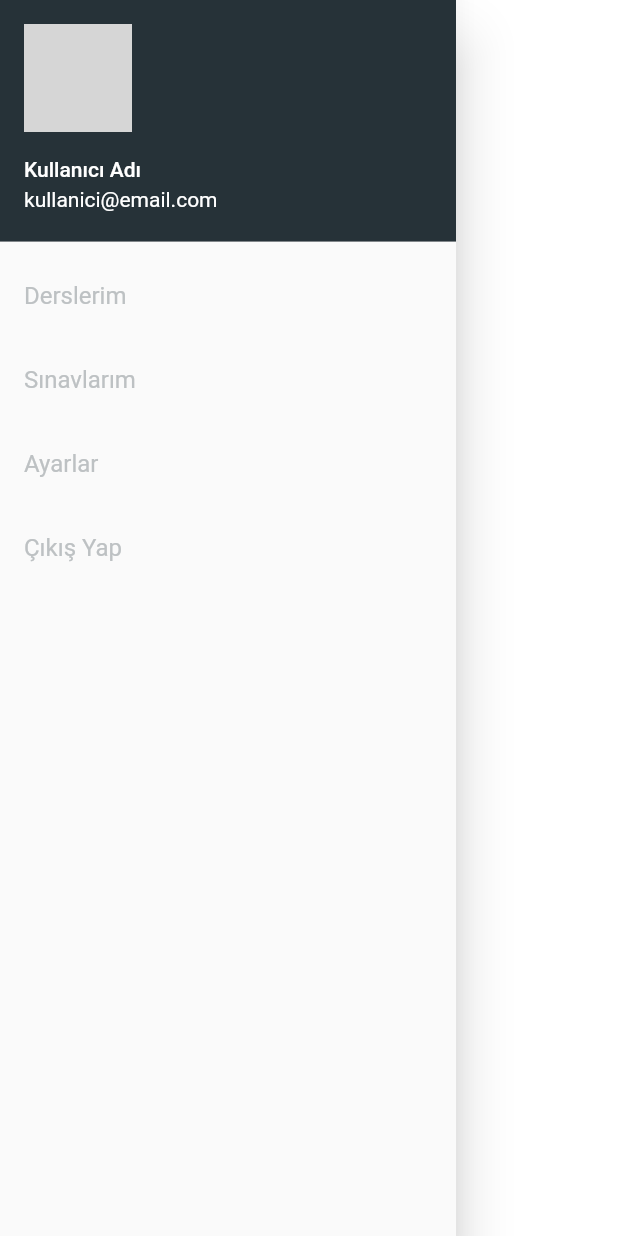
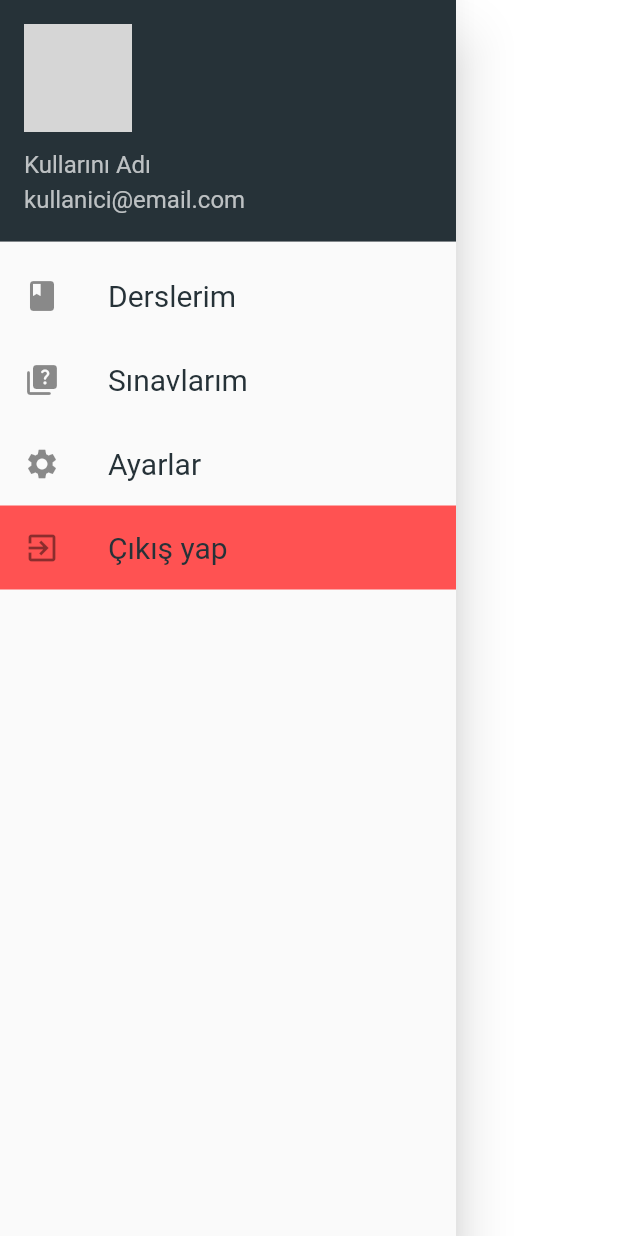
Before and after one commit to HalukHackali/dindefterim_mobil_app, a Flutter app: the DrawerWidget widget shown alone on an empty page, opened directly, on a phone screen of 412 x 824 dp. Run offline on Flutter 3.47's test engine with Material 2 defaults, Android fonts, the light colour scheme and no system bars; our stand-ins replace flutter_markdown, google_fonts; network calls fail; grey boxes are pictures that could not be loaded.

Commit message:
drawer_menu.dart düzenlendi.

```diff
--- a/lib/features/okul/view/layout/drawer_menu.dart
+++ b/lib/features/okul/view/layout/drawer_menu.dart
@@ -1,9 +1,18 @@
 import 'package:flutter/material.dart';
 
 class DrawerWidget extends StatelessWidget {
-  const DrawerWidget({
-    Key? key,
-  }) : super(key: key);
+  const DrawerWidget({Key? key}) : super(key: key);
+
+  final String userNAme = 'Kullarını Adı';
+  final String userEmail = 'kullanici@email.com';
+
+  final String derslerim = 'Derslerim';
+  final String sinavlarim = 'Sınavlarım';
+  final String settings = 'Ayarlar';
+  final String exit = 'Çıkış yap';
+
+  final String userAvatar =
+      'https://cdn.pixabay.com/photo/2015/03/04/22/35/head-659651_960_720.png';
 
   @override
   Widget build(BuildContext context) {
@@ -12,33 +21,62 @@ class DrawerWidget extends StatelessWidget {
         padding: const EdgeInsets.all(0.0),
         children: <Widget>[
           UserAccountsDrawerHeader(
-            accountName: const Text("Kullanıcı Adı"),
-            accountEmail: const Text("kullanici@email.com"),
+            accountName: Text(
+              userNAme,
+              style: Theme.of(context).textTheme.subtitle1,
+            ),
+            accountEmail: Text(
+              userEmail,
+              style: Theme.of(context).textTheme.subtitle1,
+            ),
             currentAccountPicture: Container(
               decoration: BoxDecoration(
-                image: const DecorationImage(
-                    image: NetworkImage(
-                        "https://cdn.pixabay.com/photo/2015/03/04/22/35/head-659651_960_720.png"),
-                    fit: BoxFit.cover),
+                image: DecorationImage(
+                    image: NetworkImage(userAvatar), fit: BoxFit.cover),
                 borderRadius: BorderRadius.circular(50.0),
               ),
             ),
             decoration: const BoxDecoration(color: Color(0xff263238)),
           ),
           ListTile(
-            title: const Text("Derslerim"),
+            leading: const Icon(Icons.book),
+            title: Text(
+              derslerim,
+              style: Theme.of(context).textTheme.headline6!.copyWith(
+                    color: Theme.of(context).colorScheme.onSecondary,
+                  ),
+            ),
             onTap: () {},
           ),
           ListTile(
-            title: const Text("Sınavlarım"),
+            leading: const Icon(Icons.quiz_rounded),
+            title: Text(
+              sinavlarim,
+              style: Theme.of(context).textTheme.headline6!.copyWith(
+                    color: Theme.of(context).colorScheme.onSecondary,
+                  ),
+            ),
             onTap: () {},
           ),
           ListTile(
-            title: const Text("Ayarlar"),
+            leading: const Icon(Icons.settings),
+            title: Text(
+              settings,
+              style: Theme.of(context).textTheme.headline6!.copyWith(
+                    color: Theme.of(context).colorScheme.onSecondary,
+                  ),
+            ),
             onTap: () {},
           ),
           ListTile(
-            title: const Text("Çıkış Yap"),
+            tileColor: Colors.redAccent,
+            leading: const Icon(Icons.exit_to_app),
+            title: Text(
+              exit,
+              style: Theme.of(context).textTheme.headline6!.copyWith(
+                    color: Theme.of(context).colorScheme.onSecondary,
+                  ),
+            ),
             onTap: () {
               Navigator.pop(context);
             },
--- a/to_do.dart
+++ b/to_do.dart
@@ -43,6 +43,6 @@
 
 // learn: 'Sliver' konusu öğrenilecek
 
-// fixme: Yazı fontları gözden geçirilecek
+// finished: Yazı fontları gözden geçirilecek
 
 // finished: App iskeleti yapıldı
```
